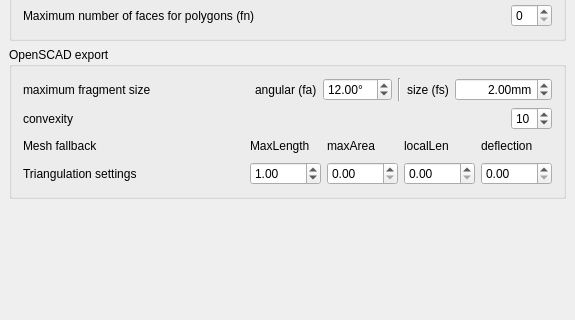
Above: src/Mod/OpenSCAD/Resources/ui/openscadprefs-base.ui from berndhahnebach/All_FreeCAD before the change; both pictures show x 0 to 575 and y 153 to 473 of the 575 by 629 pixel window. Below: the same form after it.
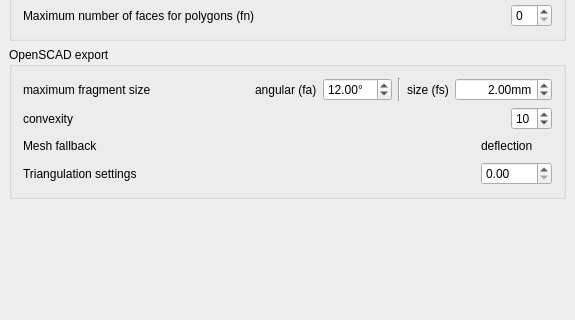
That is the form after the change. Custom widgets are drawn as their Qt base class.

Commit message:
remove unused meshing paramters for exportCSG
releated to 382e055e9b2d3159de79e3f56ef452b538b51012

Diff of the .ui file:
```diff
--- a/src/Mod/OpenSCAD/Resources/ui/openscadprefs-base.ui
+++ b/src/Mod/OpenSCAD/Resources/ui/openscadprefs-base.ui
@@ -338,103 +338,7 @@
           </property>
          </spacer>
         </item>
-        <item row="0" column="2">
-         <widget class="QLabel" name="label_3m">
-          <property name="toolTip">
-           <string>Maximum Length</string>
-          </property>
-          <property name="text">
-           <string>MaxLength</string>
-          </property>
-         </widget>
-        </item>
         <item row="1" column="2">
-         <widget class="Gui::PrefDoubleSpinBox" name="doubleSpinBox_2l">
-          <property name="toolTip">
-           <string>Maximum Length</string>
-          </property>
-          <property name="minimum">
-           <double>0.000000000000000</double>
-          </property>
-          <property name="maximum">
-           <double>1000.000000000000000</double>
-          </property>
-          <property name="value">
-           <double>1.000000000000000</double>
-          </property>
-          <property name="prefEntry" stdset="0">
-           <cstring>meshmaxlength</cstring>
-          </property>
-          <property name="prefPath" stdset="0">
-           <cstring>Mod/OpenSCAD</cstring>
-          </property>
-         </widget>
-        </item>
-        <item row="0" column="3">
-         <widget class="QLabel" name="label_4">
-          <property name="toolTip">
-           <string>Maximum Area</string>
-          </property>
-          <property name="text">
-           <string>maxArea</string>
-          </property>
-         </widget>
-        </item>
-        <item row="1" column="3">
-         <widget class="Gui::PrefDoubleSpinBox" name="doubleSpinBox_2a">
-          <property name="toolTip">
-           <string>Maximum Area</string>
-          </property>
-          <property name="minimum">
-           <double>0.000000000000000</double>
-          </property>
-          <property name="maximum">
-           <double>1000.000000000000000</double>
-          </property>
-          <property name="value">
-           <double>0.000000000000000</double>
-          </property>
-          <property name="prefEntry" stdset="0">
-           <cstring>meshmaxarea</cstring>
-          </property>
-          <property name="prefPath" stdset="0">
-           <cstring>Mod/OpenSCAD</cstring>
-          </property>
-         </widget>
-        </item>
-        <item row="1" column="4">
-         <widget class="Gui::PrefDoubleSpinBox" name="doubleSpinBox_ll">
-          <property name="toolTip">
-           <string>Local Length</string>
-          </property>
-          <property name="minimum">
-           <double>0.000000000000000</double>
-          </property>
-          <property name="maximum">
-           <double>1000.000000000000000</double>
-          </property>
-          <property name="value">
-           <double>0.000000000000000</double>
-          </property>
-          <property name="prefEntry" stdset="0">
-           <cstring>meshlocallen</cstring>
-          </property>
-          <property name="prefPath" stdset="0">
-           <cstring>Mod/OpenSCAD</cstring>
-          </property>
-         </widget>
-        </item>
-        <item row="0" column="4">
-         <widget class="QLabel" name="label_4">
-          <property name="toolTip">
-           <string>Local Length</string>
-          </property>
-          <property name="text">
-           <string>localLen</string>
-          </property>
-         </widget>
-        </item>
-        <item row="1" column="5">
          <widget class="Gui::PrefDoubleSpinBox" name="doubleSpinBox_2a">
           <property name="toolTip">
            <string>Deflection</string>
@@ -456,7 +360,7 @@
           </property>
          </widget>
         </item>
-        <item row="0" column="5">
+        <item row="0" column="2">
          <widget class="QLabel" name="label_4">
           <property name="toolTip">
            <string>Deflection</string>
```
The commit also changes 1 other file.
